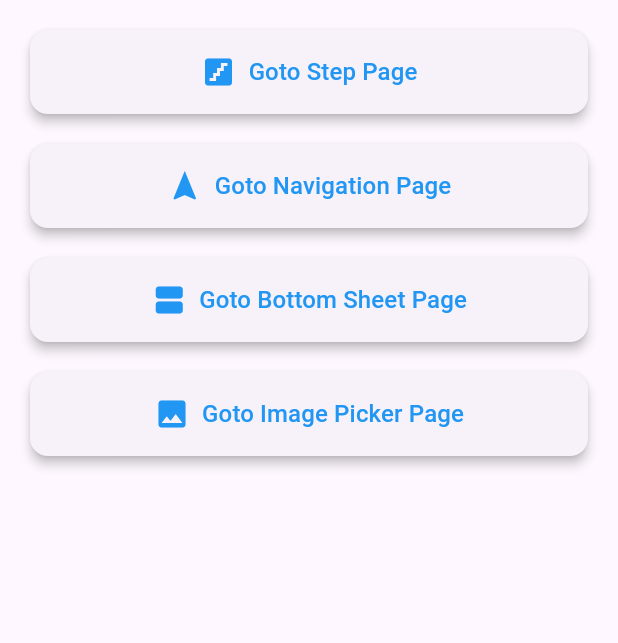
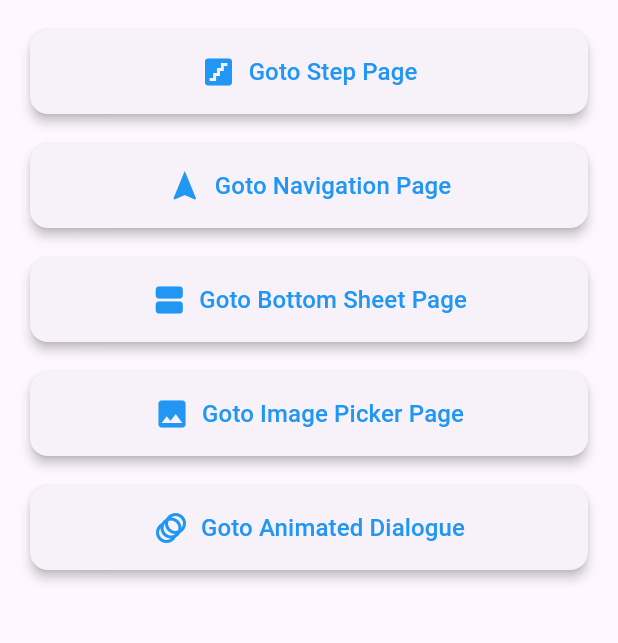
Before and after one commit to mhbabu/common_widget, a Flutter app: the screen it shows after launch, on a phone screen of 412 x 824 dp, the part 84-727 px from its top. Run offline on Flutter 3.47's test engine with Material 3 defaults, Android fonts, the light colour scheme and no system bars; our stand-ins replace flutter_svg, image_picker.

Commit message:
Animated modal done

```diff
--- a/lib/home_screen.dart
+++ b/lib/home_screen.dart
@@ -1,4 +1,5 @@
 import 'package:flutter/material.dart';
+import 'package:my_widget/animated_dialogue_screen.dart';
 import 'package:my_widget/bottom_sheet_screen.dart';
 import 'package:my_widget/image_picker_screen.dart';
 import 'package:my_widget/navigationbar_screen.dart';
@@ -57,6 +58,13 @@ class _HomeScreenState extends State<HomeScreen> {
                   label: 'Goto Image Picker Page',
                   page: const ImagePrickerScreen(),
                 ),
+                const SizedBox(height: 12),
+                _buildButton(
+                  context,
+                  icon: Icons.animation,
+                  label: 'Goto Animated Dialogue',
+                  page: const AnimatedDialogueScreen(),
+                ),
               ],
             ),
           ),
@@ -65,7 +73,12 @@ class _HomeScreenState extends State<HomeScreen> {
     );
   }
 
-  Widget _buildButton(BuildContext context, { required IconData icon, required String label, required Widget page,}) {
+  Widget _buildButton(
+    BuildContext context, {
+    required IconData icon,
+    required String label,
+    required Widget page,
+  }) {
     return Card(
       shape: RoundedRectangleBorder(borderRadius: BorderRadius.circular(12)),
       elevation: 3,
```
Also changed, not shown: lib/animated_dialogue_screen.dart (added, +86 -0 lines), lib/image_picker_screen.dart (+25 -15 lines).
